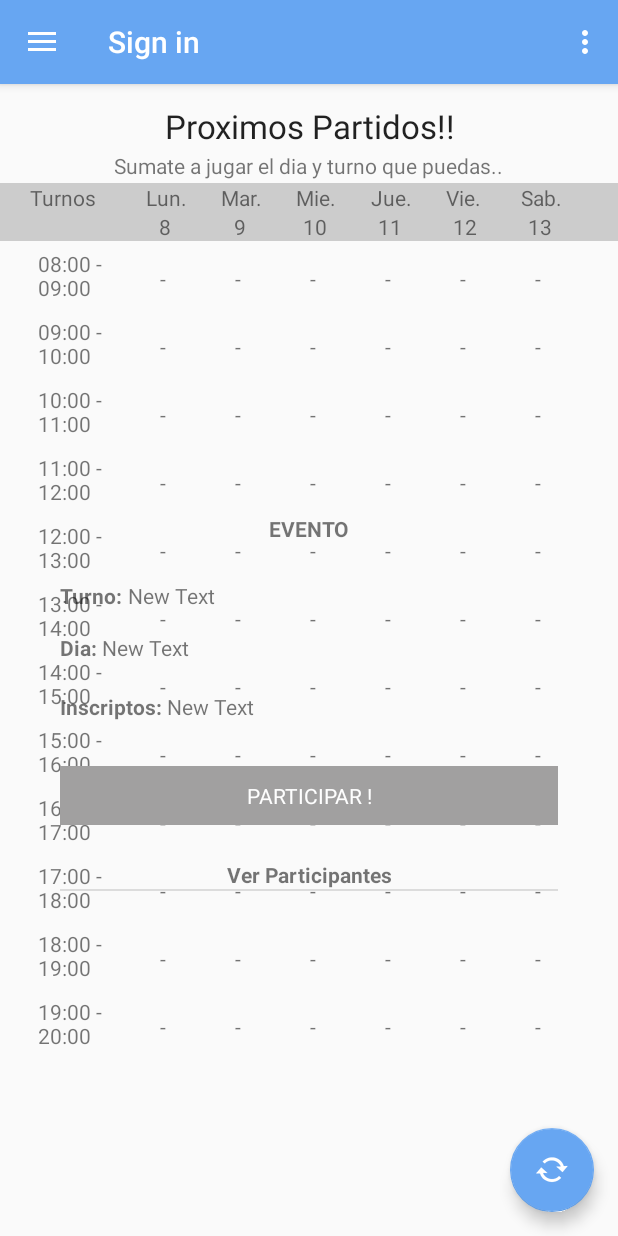
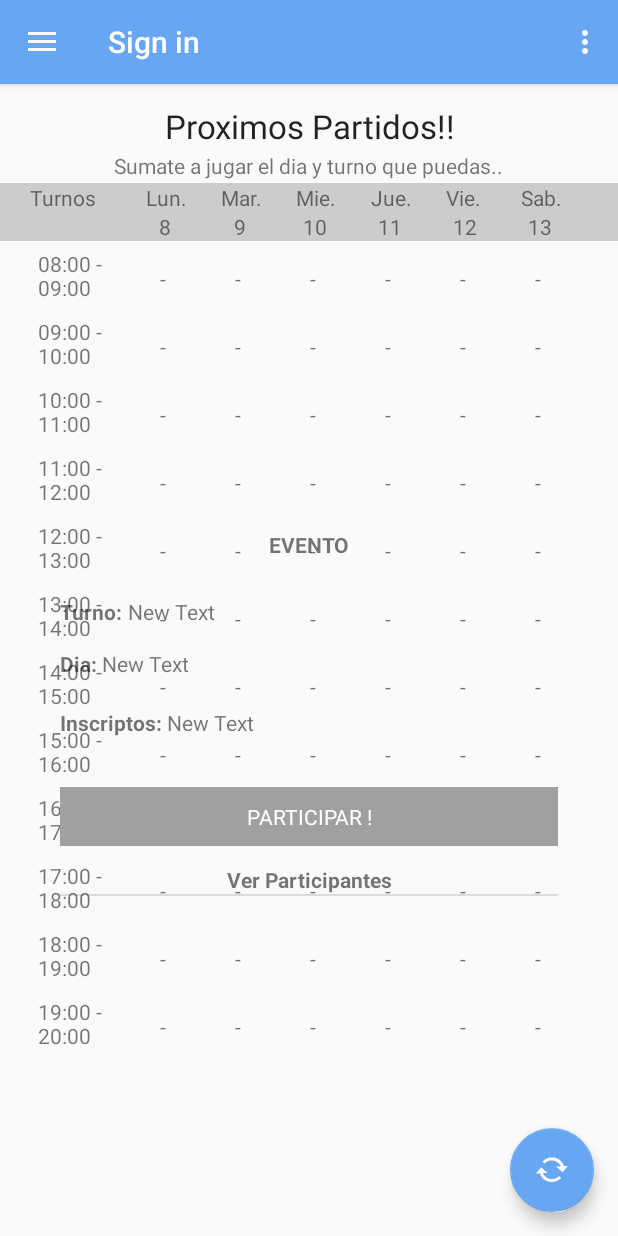
Before and after one commit to InnCodeDev/Juego2019, an Android app: the fragment PopUpEvento placed in its activity, on a phone screen of 412 x 824 dp. Run offline under Robolectric (Android 15) with nearby library versions, the phone set to English and light mode, and no system bars; our stand-ins replace Firebase (no records; nobody signed in at launch, a user with empty details on screens opened directly); pictures from the network do not load; 7 statements that could not run were skipped.

Commit message:
Add files via upload

```diff
--- a/app/src/main/res/layout/fragment_evento.xml
+++ b/app/src/main/res/layout/fragment_evento.xml
@@ -4,7 +4,7 @@
     android:id="@+id/linearLayout"
     style="@style/Animation.AppCompat.Dialog"
     android:layout_width="fill_parent"
-    android:layout_height="wrap_content"
+    android:layout_height="match_parent"
     android:layout_gravity="center"
     android:baselineAligned="false"
     android:gravity="center_vertical|center_horizontal"
@@ -84,6 +84,13 @@
             android:text="New Text" />
     </LinearLayout>
 
+    <LinearLayout
+        android:layout_width="match_parent"
+        android:layout_height="wrap_content"
+        android:layout_marginTop="3dp"
+        android:gravity="top"
+        android:orientation="vertical">
+
         <TextView
             android:id="@+id/textView6"
             android:layout_width="fill_parent"
@@ -91,7 +98,7 @@
             android:layout_marginTop="30dp"
             android:layout_marginBottom="5dp"
             android:background="#a1a0a0"
-        android:gravity="bottom|center_horizontal"
+            android:gravity="top|center_horizontal"
             android:onClick="onClickEvento"
             android:padding="10dp"
             android:singleLine="true"
@@ -99,19 +106,8 @@
             android:textColor="#fefefe" />
 
         <LinearLayout
-        android:layout_width="fill_parent"
+            android:layout_width="match_parent"
             android:layout_height="wrap_content"
-        android:layout_marginTop="5dp"
-        android:layout_marginBottom="5dp"
-        android:gravity="top|center_horizontal"
-        android:orientation="horizontal">
-
-
-    </LinearLayout>
-
-    <LinearLayout
-        android:layout_width="wrap_content"
-        android:layout_height="match_parent"
             android:layout_marginTop="7dp"
             android:gravity="top|center_horizontal"
             android:orientation="vertical">
@@ -126,6 +122,8 @@
                 android:textAlignment="center"
                 android:textStyle="normal|bold" />
 
+        </LinearLayout>
+
         <View
             android:id="@+id/divider"
             android:layout_width="match_parent"
@@ -135,10 +133,17 @@
         <TextView
             android:id="@+id/sc_participantes"
             android:layout_width="match_parent"
-            android:layout_height="wrap_content"
+            android:layout_height="5dp"
             android:layout_gravity="top"
             android:layout_marginTop="10dp"
+            android:clickable="false"
             android:contextClickable="false"
+            android:editable="false"
+            android:isScrollContainer="true"
+            android:maxHeight="10dp"
+            android:maxLines="5"
+            android:minHeight="2dp"
+            android:onClick="none"
             android:textAlignment="textStart"
             tools:text="@tools:sample/full_names"></TextView>
     </LinearLayout>
```
Lines whose indentation alone changed are shown as unchanged.
